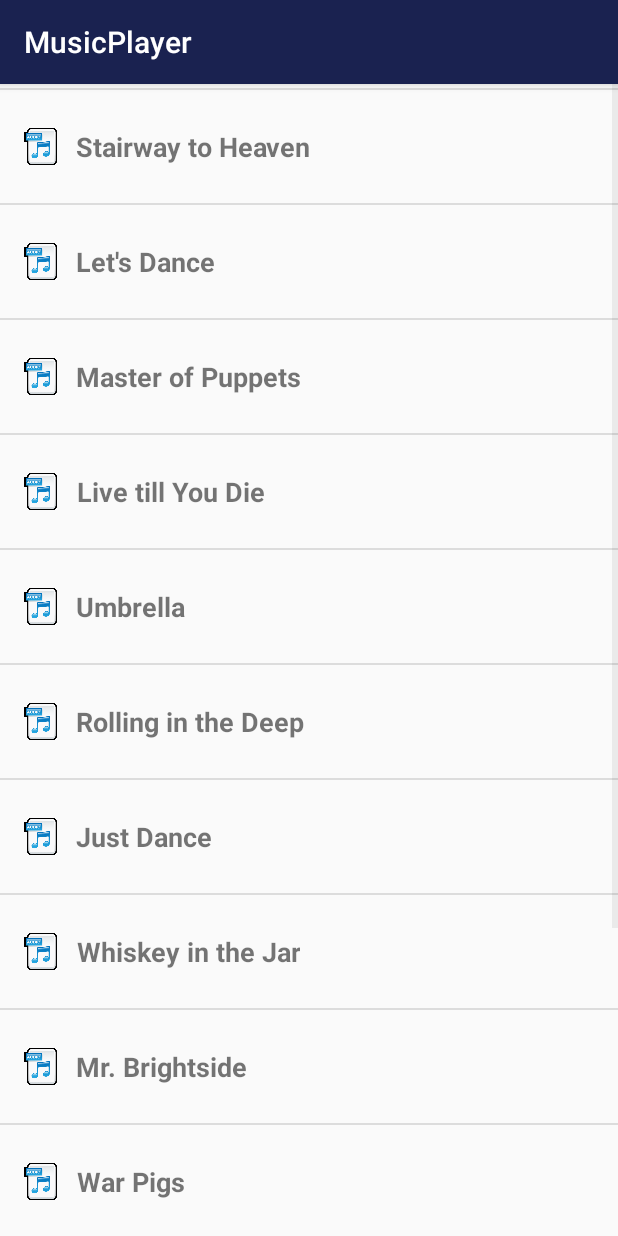
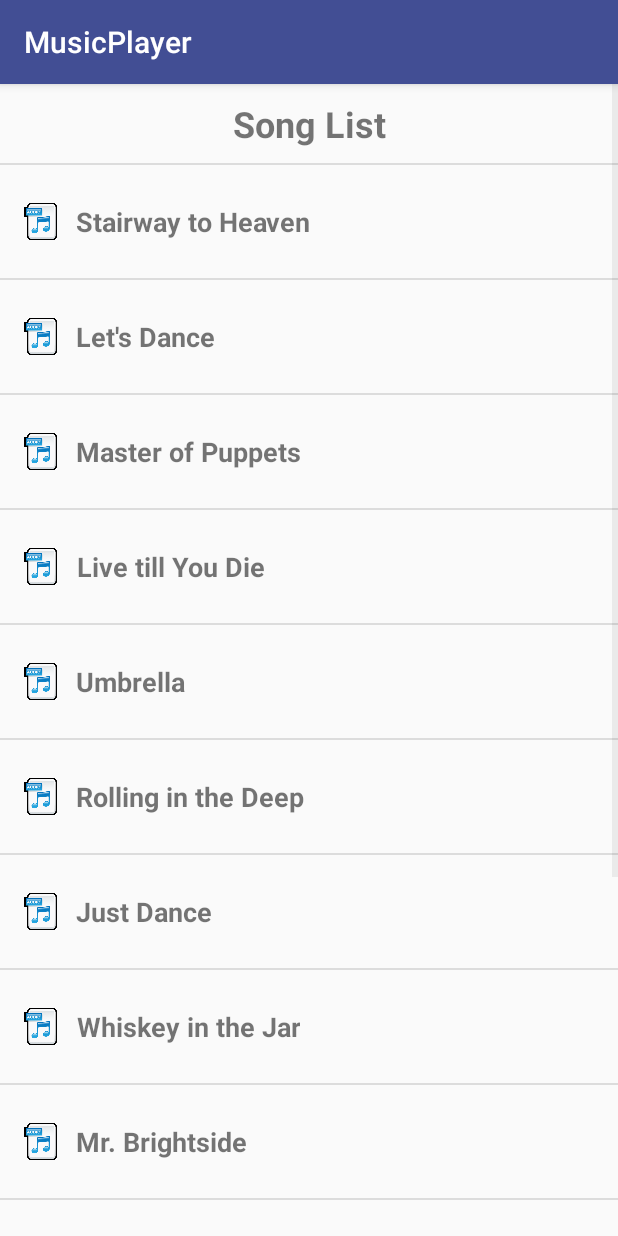
Before and after one commit to gzr7702/MusicPlayer, an Android app: the DisplayLibraryActivity screen opened directly, with no data from a screen before it, on a phone screen of 412 x 824 dp. Run offline under Robolectric (Android 15) with nearby library versions, the phone set to English and light mode, and no system bars.

Commit message:
fix: library header

```diff
--- a/app/src/main/res/layout/listview_header.xml
+++ b/app/src/main/res/layout/listview_header.xml
@@ -8,11 +8,12 @@
 
     <TextView xmlns:android="http://schemas.android.com/apk/res/android"
               android:id="@+id/header"
-              android:layout_width="fill_parent"
-              android:layout_height="fill_parent"
+              android:layout_width="match_parent"
+              android:layout_height="wrap_content"
+              android:gravity="center"
               android:padding="10dip"
-              android:textSize="16dip"
-              android:textStyle="bold" />
+              android:textSize="24sp"
+              android:textStyle="bold"/>
     <View
         android:layout_width="match_parent"
         android:layout_height="1dp"
--- a/app/src/main/res/values/colors.xml
+++ b/app/src/main/res/values/colors.xml
@@ -1,6 +1,6 @@
 <?xml version="1.0" encoding="utf-8"?>
 <resources>
-    <color name="colorPrimary">#1a2250</color>
+    <color name="colorPrimary">#424e94</color>
     <color name="colorPrimaryDark">#706caf</color>
     <color name="colorAccent">#FF4081</color>
 </resources>
```
